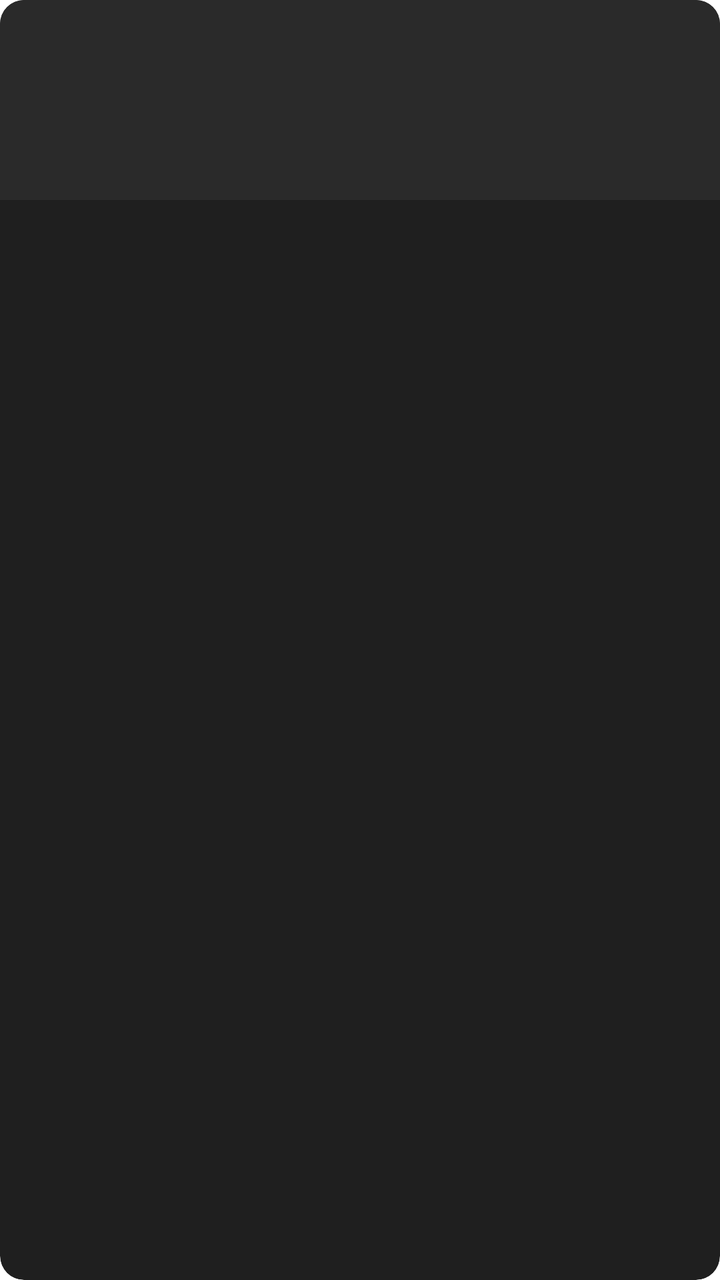
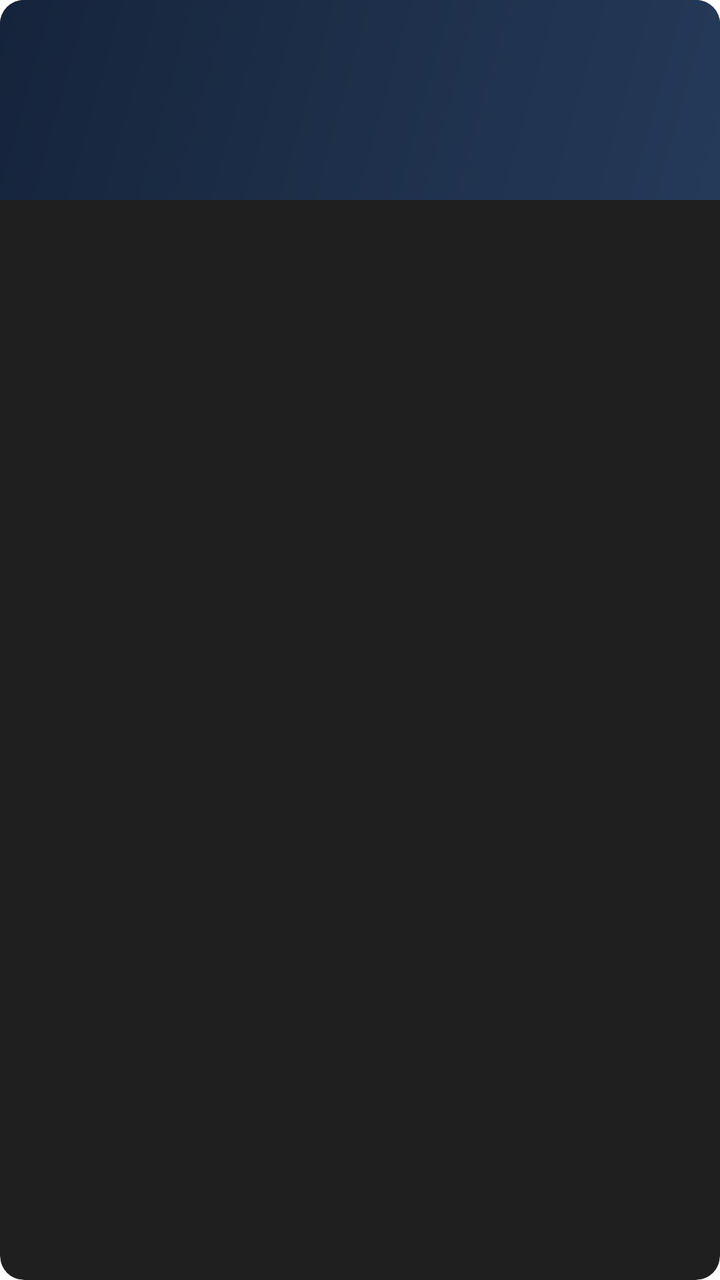

Screens rendered from an Android XML layout before and after an edit, with the pre-edit source and the edit as a unified diff.
<!-- AndroidManifest.xml: application theme Theme.TV -->
<!-- res/layout/item_channel.xml -->
<?xml version="1.0" encoding="utf-8"?>
<androidx.cardview.widget.CardView xmlns:android="http://schemas.android.com/apk/res/android"
    xmlns:app="http://schemas.android.com/apk/res-auto"
    android:layout_width="match_parent"
    android:layout_height="wrap_content"
    android:layout_margin="4dp"
    app:cardBackgroundColor="#1F1F1F"
    app:cardCornerRadius="12dp"
    app:cardElevation="2dp">

    <LinearLayout
        android:layout_width="match_parent"
        android:layout_height="wrap_content"
        android:orientation="vertical">

        <FrameLayout
            android:id="@+id/video_container"
            android:layout_width="match_parent"
            android:layout_height="100dp"
            android:background="#2A2A2A">

            
            <ImageView
                android:id="@+id/channel_image"
                android:layout_width="match_parent"
                android:layout_height="match_parent"
                android:scaleType="centerCrop"
                android:alpha="0.8" />

            
            <View
                android:layout_width="match_parent"
                android:layout_height="match_parent"
                android:background="@android:color/transparent" />

            <ViewStub
                android:id="@+id/player_stub"
                android:layout_width="match_parent"
                android:layout_height="match_parent" />

            
            <TextView
                android:id="@+id/live_badge"
                android:layout_width="wrap_content"
                android:layout_height="wrap_content"
                android:layout_margin="6dp"
                android:background="@drawable/live_badge_background"
                android:paddingStart="6dp"
                android:paddingTop="3dp"
                android:paddingEnd="6dp"
                android:paddingBottom="3dp"
                android:text="LIVE"
                android:textColor="#FFFFFF"
                android:textSize="10sp"
                android:textStyle="bold"
                android:visibility="gone" />

        </FrameLayout>

        <TextView
            android:id="@+id/channel_title"
            android:layout_width="match_parent"
            android:layout_height="wrap_content"
            android:padding="10dp"
            android:textColor="#FFFFFF"
            android:textSize="13sp"
            android:gravity="center"
            android:lines="2"
            android:ellipsize="end"
            android:maxLines="2" />

        <TextView
            android:id="@+id/category_badge"
            android:layout_width="wrap_content"
            android:layout_height="wrap_content"
            android:layout_gravity="center"
            android:layout_marginBottom="8dp"
            android:background="@drawable/category_badge_background"
            android:paddingStart="8dp"
            android:paddingTop="4dp"
            android:paddingEnd="8dp"
            android:paddingBottom="4dp"
            android:textColor="#00BCD4"
            android:textSize="11sp"
            android:visibility="gone" />

    </LinearLayout>

</androidx.cardview.widget.CardView>
<!-- resources referenced by this layout -->
<resources>
  <!-- drawable category_badge_background (drawable) -->
  <?xml version="1.0" encoding="utf-8"?>
  <shape xmlns:android="http://schemas.android.com/apk/res/android"
      android:shape="rectangle">
      <solid android:color="#1A00BCD4" />
      <corners android:radius="4dp" />
  </shape>
  <!-- drawable live_badge_background (drawable) -->
  <?xml version="1.0" encoding="utf-8"?>
  <shape xmlns:android="http://schemas.android.com/apk/res/android"
      android:shape="rectangle">
      <solid android:color="#F44336" />
      <corners android:radius="12dp" />
  </shape>
  <style name="Theme.TV" parent="@style/Theme.Leanback" />
</resources>

<!-- the commit's change to res/layout/item_channel.xml (unified diff, before → after) -->
@@ -18,6 +18,20 @@
             android:layout_width="match_parent"
             android:layout_height="100dp"
             android:background="#2A2A2A">
+
+            
+            <TextView
+                android:id="@+id/channel_placeholder"
+                android:layout_width="match_parent"
+                android:layout_height="match_parent"
+                android:background="@drawable/channel_placeholder"
+                android:ellipsize="end"
+                android:gravity="center"
+                android:maxLines="2"
+                android:padding="12dp"
+                android:textColor="#EAF2FF"
+                android:textSize="16sp"
+                android:textStyle="bold" />
 
             
             <ImageView
@@ -49,7 +63,7 @@
                 android:paddingTop="3dp"
                 android:paddingEnd="6dp"
                 android:paddingBottom="3dp"
-                android:text="LIVE"
+                android:text="@string/live_badge"
                 android:textColor="#FFFFFF"
                 android:textSize="10sp"
                 android:textStyle="bold"
<!-- resource entries referenced after the edit -->
@@ -7,6 +7,17 @@
       <solid android:color="#1A00BCD4" />
       <corners android:radius="4dp" />
   </shape>
+  <!-- drawable channel_placeholder (drawable) -->
+  <?xml version="1.0" encoding="utf-8"?>
+  <shape xmlns:android="http://schemas.android.com/apk/res/android"
+      android:shape="rectangle">
+  
+      <gradient
+          android:angle="315"
+          android:endColor="#253A59"
+          android:startColor="#15243B" />
+  
+  </shape>
   <!-- drawable live_badge_background (drawable) -->
   <?xml version="1.0" encoding="utf-8"?>
   <shape xmlns:android="http://schemas.android.com/apk/res/android"
@@ -14,6 +25,7 @@
       <solid android:color="#F44336" />
       <corners android:radius="12dp" />
   </shape>
+  <string name="live_badge">直播</string>
   <style name="Theme.TV" parent="@style/Theme.Leanback" />
 </resources>
 
